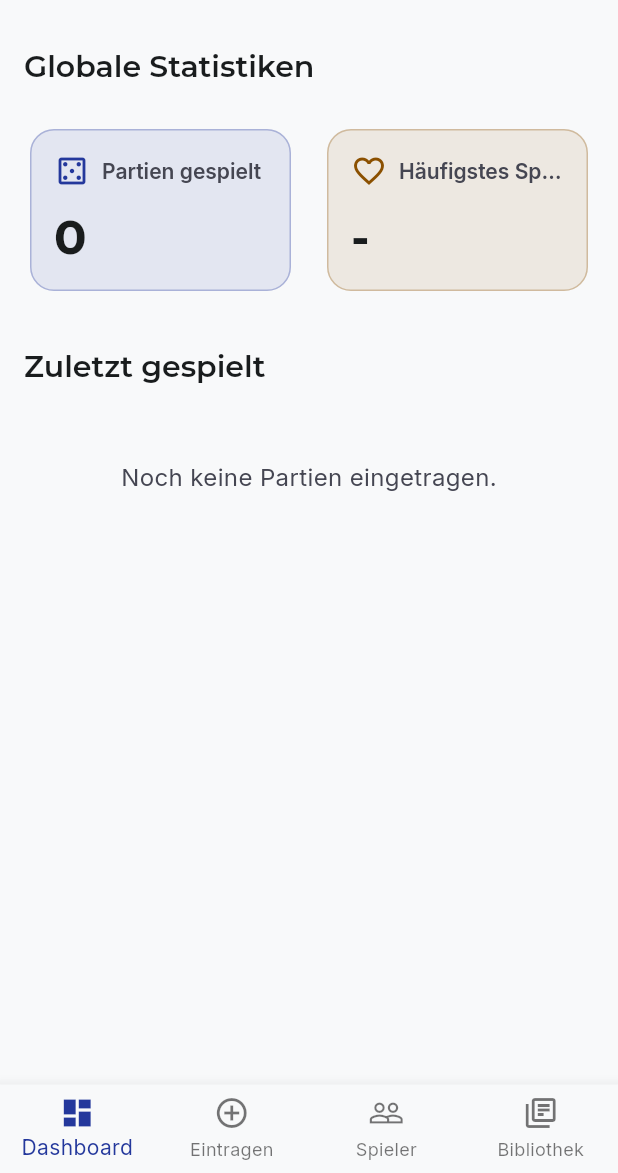
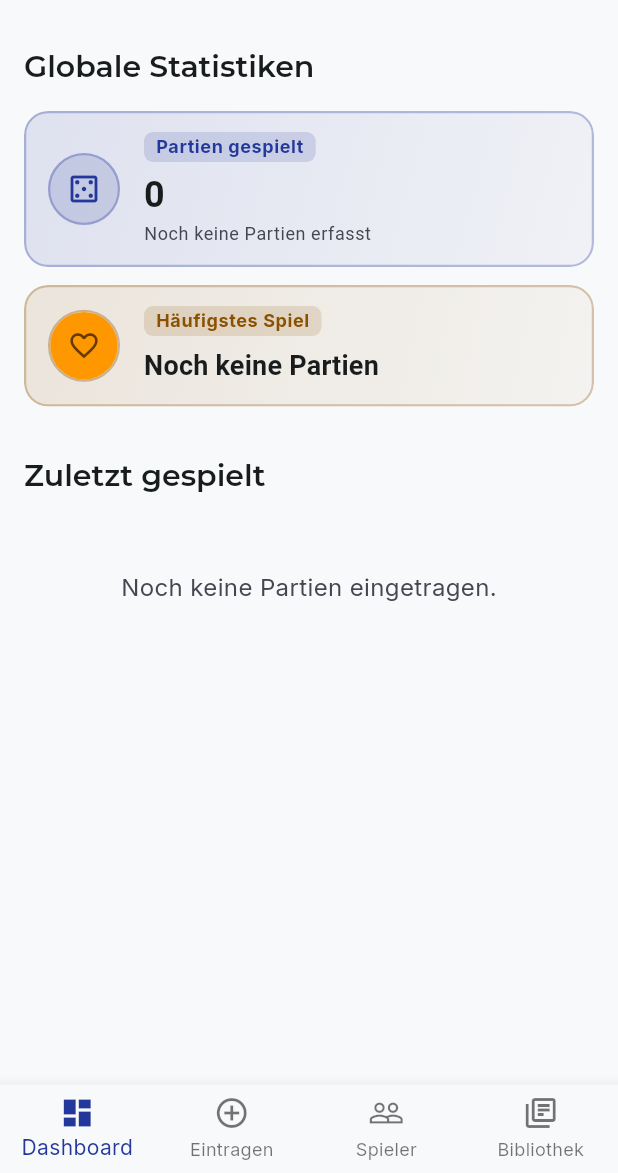
Before and after one commit to dmap151/game-stats, a Flutter app: the screen it shows after launch, on a phone screen of 412 x 824 dp, the part 63-1236 px from its top. Run offline on Flutter 3.47's test engine with Material 3 defaults, Android fonts, the phone set to English and light mode, and no system bars; our stand-ins replace file_picker, fl_chart, flutter_riverpod, geocoding, geolocator, google_fonts and 4 more; accounts and stored records are empty; generated files the repository leaves out were written again.

Commit message:
update: design global statistics

```diff
--- a/lib/data/models/player_statistics.dart
+++ b/lib/data/models/player_statistics.dart
@@ -5,11 +5,13 @@ class PlayerStatistics {
   final int totalWins;
   final double globalWinRate;
   final Game? mostPlayedGame;
+  final int mostPlayedGameMatches;
 
   PlayerStatistics({
     required this.totalMatchesPlayed,
     required this.totalWins,
     required this.globalWinRate,
     this.mostPlayedGame,
+    this.mostPlayedGameMatches = 0,
   });
 }
--- a/lib/providers/providers.dart
+++ b/lib/providers/providers.dart
@@ -75,9 +75,11 @@ final playerStatisticsProvider = Provider<PlayerStatistics>((ref) {
       }
 
       Game? mostPlayedGame;
+      int mostPlayedCount = 0;
       if (gameCounts.isNotEmpty) {
-        final mostPlayedGameId = gameCounts.entries.reduce((a, b) => a.value > b.value ? a : b).key;
-        mostPlayedGame = gamesMap[mostPlayedGameId];
+        final mostPlayedEntry = gameCounts.entries.reduce((a, b) => a.value > b.value ? a : b);
+        mostPlayedGame = gamesMap[mostPlayedEntry.key];
+        mostPlayedCount = mostPlayedEntry.value;
       }
 
       return PlayerStatistics(
@@ -85,6 +87,7 @@ final playerStatisticsProvider = Provider<PlayerStatistics>((ref) {
         totalWins: totalWins,
         globalWinRate: totalWins / records.length,
         mostPlayedGame: mostPlayedGame,
+        mostPlayedGameMatches: mostPlayedCount,
       );
     },
     loading: () => PlayerStatistics(
--- a/lib/ui/screens/dashboard_screen.dart
+++ b/lib/ui/screens/dashboard_screen.dart
@@ -1,10 +1,14 @@
+import 'dart:io';
+
 import 'package:flutter/material.dart';
 import 'package:flutter_riverpod/flutter_riverpod.dart';
 
 import '../../providers/providers.dart';
+import '../../utils/game_image_helper.dart';
+import '../widgets/backup_settings_dialog.dart';
+import '../widgets/match_preview_card.dart';
 import '../widgets/stat_card.dart';
-import '../widgets/match_preview_card.dart';
-import '../widgets/backup_settings_dialog.dart';
+import 'game_details_screen.dart';
 import 'match_history_screen.dart';
 
 class DashboardScreen extends ConsumerWidget {
@@ -15,6 +19,90 @@ class DashboardScreen extends ConsumerWidget {
     final stats = ref.watch(playerStatisticsProvider);
     final matchRecordsAsync = ref.watch(matchRecordsProvider);
     final theme = Theme.of(context);
+    final records = matchRecordsAsync.value ?? const [];
+    final mostPlayedGame = stats.mostPlayedGame;
+    final mostPlayedImage = mostPlayedGame != null
+        ? GameImageHelper.getDisplayImage(mostPlayedGame, records)
+        : null;
+
+    final totalMatchesCard = StatCard(
+      title: 'Partien gespielt',
+      value: stats.totalMatchesPlayed.toString(),
+      subtitle: stats.totalMatchesPlayed == 0
+          ? 'Noch keine Partien erfasst'
+          : 'Insgesamt erfasst',
+      icon: Icons.casino_outlined,
+      color: theme.colorScheme.primary,
+      valueStyle: theme.textTheme.headlineSmall?.copyWith(
+        fontWeight: FontWeight.bold,
+        color: theme.colorScheme.onSurface,
+      ),
+    );
+
+    final mostPlayedGameCard = StatCard(
+      title: 'Häufigstes Spiel',
+      value: mostPlayedGame?.name ?? 'Noch keine Partien',
+      subtitle: mostPlayedGame != null
+          ? '${stats.mostPlayedGameMatches} ${stats.mostPlayedGameMatches == 1 ? 'Partie' : 'Partien'} gespielt'
+          : null,
+      color: theme.colorScheme.secondary,
+      leading: Container(
+        width: 48,
+        height: 48,
+        decoration: BoxDecoration(
+          shape: BoxShape.circle,
+          border: Border.all(
+            color: theme.colorScheme.secondary.withValues(alpha: 0.35),
+            width: 1.5,
+          ),
+        ),
+        child: CircleAvatar(
+          backgroundColor: theme.colorScheme.secondaryContainer,
+          child: mostPlayedImage != null
+              ? ClipOval(
+                  child: Image.file(
+                    File(mostPlayedImage),
+                    width: 44,
+                    height: 44,
+                    fit: BoxFit.cover,
+                    cacheWidth: 120,
+                    gaplessPlayback: true,
+                  ),
+                )
+              : Icon(
+                  Icons.favorite_outline,
+                  color: theme.colorScheme.onSecondaryContainer,
+                  size: 22,
+                ),
+        ),
+      ),
+      trailing: mostPlayedGame != null
+          ? Container(
+              padding: const EdgeInsets.all(8),
+              decoration: BoxDecoration(
+                color: theme.colorScheme.secondary.withValues(alpha: 0.15),
+                shape: BoxShape.circle,
+              ),
+              child: Icon(
+                Icons.arrow_forward_rounded,
+                size: 18,
+                color: theme.colorScheme.secondary,
+              ),
+            )
+          : null,
+      onTap: mostPlayedGame != null
+          ? () {
+              Navigator.push(
+                context,
+                MaterialPageRoute<void>(
+                  builder: (context) => GameDetailsScreen(
+                    game: mostPlayedGame,
+                  ),
+                ),
+              );
+            }
+          : null,
+    );
 
     return Scaffold(
       appBar: AppBar(
@@ -41,27 +129,27 @@ class DashboardScreen extends ConsumerWidget {
             'Globale Statistiken',
             style: theme.textTheme.headlineMedium,
           ),
-          const SizedBox(height: 24),
-          Row(
-            children: [
-              Expanded(
-                child: StatCard(
-                  title: 'Partien gespielt',
-                  value: stats.totalMatchesPlayed.toString(),
-                  icon: Icons.casino_outlined,
-                  color: theme.colorScheme.primary,
-                ),
-              ),
-              const SizedBox(width: 16),
-              Expanded(
-                child: StatCard(
-                  title: 'Häufigstes Spiel',
-                  value: stats.mostPlayedGame?.name ?? '-',
-                  icon: Icons.favorite_outline,
-                  color: theme.colorScheme.secondary,
-                ),
-              ),
-            ],
+          const SizedBox(height: 16),
+          LayoutBuilder(
+            builder: (context, constraints) {
+              if (constraints.maxWidth >= 600) {
+                return Row(
+                  crossAxisAlignment: CrossAxisAlignment.start,
+                  children: [
+                    Expanded(child: totalMatchesCard),
+                    const SizedBox(width: 16),
+                    Expanded(child: mostPlayedGameCard),
+                  ],
+                );
+              }
+              return Column(
+                children: [
+                  totalMatchesCard,
+                  const SizedBox(height: 12),
+                  mostPlayedGameCard,
+                ],
+              );
+            },
           ),
           const SizedBox(height: 32),
           Text(
--- a/lib/ui/widgets/stat_card.dart
+++ b/lib/ui/widgets/stat_card.dart
@@ -4,66 +4,123 @@ class StatCard extends StatelessWidget {
   final String title;
   final String value;
   final String? subtitle;
-  final IconData icon;
+  final IconData? icon;
+  final Widget? leading;
   final Color? color;
+  final TextStyle? valueStyle;
+  final VoidCallback? onTap;
+  final Widget? trailing;
 
   const StatCard({
     super.key,
     required this.title,
     required this.value,
     this.subtitle,
-    required this.icon,
+    this.icon,
+    this.leading,
     this.color,
+    this.valueStyle,
+    this.onTap,
+    this.trailing,
   });
 
   @override
   Widget build(BuildContext context) {
     final theme = Theme.of(context);
-    final cardColor = color ?? theme.colorScheme.primaryContainer;
+    final cardColor = color ?? theme.colorScheme.primary;
+
+    Widget leadingWidget;
+    if (leading != null) {
+      leadingWidget = leading!;
+    } else if (icon != null) {
+      leadingWidget = Container(
+        width: 48,
+        height: 48,
+        decoration: BoxDecoration(
+          color: cardColor.withValues(alpha: 0.15),
+          shape: BoxShape.circle,
+          border: Border.all(
+            color: cardColor.withValues(alpha: 0.3),
+            width: 1.5,
+          ),
+        ),
+        child: Icon(icon, color: cardColor, size: 24),
+      );
+    } else {
+      leadingWidget = const SizedBox.shrink();
+    }
 
     return Card(
       elevation: 0,
-      color: cardColor.withValues(alpha: 0.1),
+      margin: EdgeInsets.zero,
+      clipBehavior: Clip.antiAlias,
       shape: RoundedRectangleBorder(
         borderRadius: BorderRadius.circular(16),
         side: BorderSide(
           color: cardColor.withValues(alpha: 0.3),
-          width: 1,
+          width: 1.5,
         ),
       ),
+      child: Container(
+        decoration: BoxDecoration(
+          gradient: LinearGradient(
+            begin: Alignment.topLeft,
+            end: Alignment.bottomRight,
+            colors: [
+              cardColor.withValues(alpha: 0.12),
+              cardColor.withValues(alpha: 0.04),
+            ],
+          ),
+        ),
+        child: InkWell(
+          borderRadius: BorderRadius.circular(16),
+          onTap: onTap,
           child: Padding(
-        padding: const EdgeInsets.all(16.0),
+            padding: const EdgeInsets.symmetric(horizontal: 16.0, vertical: 14.0),
+            child: Row(
+              children: [
+                leadingWidget,
+                const SizedBox(width: 16),
+                Expanded(
                   child: Column(
                     crossAxisAlignment: CrossAxisAlignment.start,
+                    mainAxisSize: MainAxisSize.min,
                     children: [
-            Row(
-              children: [
-                Icon(icon, color: cardColor, size: 24),
-                const SizedBox(width: 8),
-                Expanded(
+                      Container(
+                        padding: const EdgeInsets.symmetric(
+                          horizontal: 8,
+                          vertical: 2,
+                        ),
+                        decoration: BoxDecoration(
+                          color: cardColor.withValues(alpha: 0.15),
+                          borderRadius: BorderRadius.circular(6),
+                        ),
                         child: Text(
                           title,
-                    style: theme.textTheme.labelMedium?.copyWith(
-                      color: theme.colorScheme.onSurfaceVariant,
+                          style: theme.textTheme.labelSmall?.copyWith(
+                            color: cardColor,
+                            fontWeight: FontWeight.bold,
+                            letterSpacing: 0.4,
                           ),
-                    maxLines: 1,
+                        ),
+                      ),
+                      const SizedBox(height: 6),
+                      Text(
+                        value,
+                        style: valueStyle ??
+                            theme.textTheme.titleMedium?.copyWith(
+                              fontSize: 18,
+                              fontWeight: FontWeight.bold,
+                              color: theme.colorScheme.onSurface,
+                            ),
+                        maxLines: 2,
                         overflow: TextOverflow.ellipsis,
                       ),
-                ),
-              ],
-            ),
-            const SizedBox(height: 12),
-            Text(
-              value,
-              style: theme.textTheme.headlineLarge?.copyWith(
-                color: theme.colorScheme.onSurface,
-              ),
-            ),
                       if (subtitle != null) ...[
-              const SizedBox(height: 4),
+                        const SizedBox(height: 2),
                         Text(
                           subtitle!,
-                style: theme.textTheme.bodyMedium?.copyWith(
+                          style: theme.textTheme.bodySmall?.copyWith(
                             color: theme.colorScheme.onSurfaceVariant,
                           ),
                         ),
@@ -71,6 +128,12 @@ class StatCard extends StatelessWidget {
                     ],
                   ),
                 ),
+                ?trailing,
+              ],
+            ),
+          ),
+        ),
+      ),
     );
   }
 }
```
Also changed, not shown: 1 other file. Lines whose indentation alone changed are shown as unchanged.
